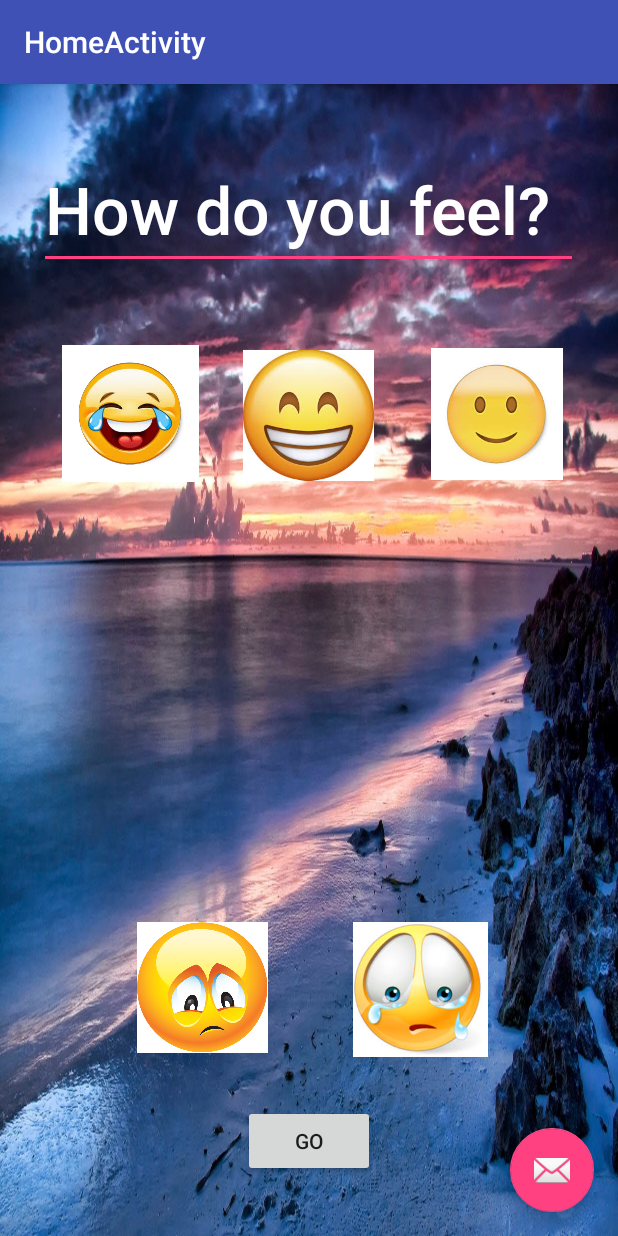
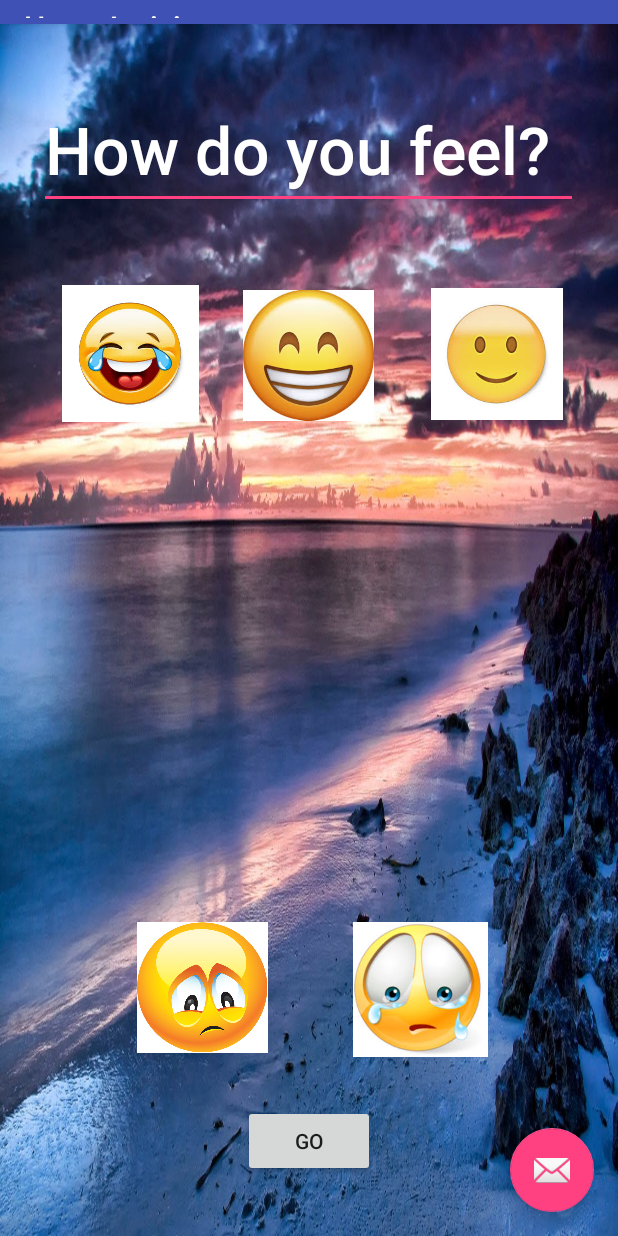
Before and after one commit to vladimirfomene/Moodify, an Android app: the screen it shows after launch (HomeActivity), on a phone screen of 412 x 824 dp. Run offline under Robolectric (Android 15) with nearby library versions, the phone set to English and light mode, and no system bars; 1 statement that could not run was skipped.

Commit message:
UI fixes

```diff
--- a/app/src/main/java/com/moodify/moodify/HomeActivity.java
+++ b/app/src/main/java/com/moodify/moodify/HomeActivity.java
@@ -1,11 +1,13 @@
 package com.moodify.moodify;
 
 import android.content.Intent;
+import android.media.Image;
 import android.os.Bundle;
 import android.support.v7.app.AppCompatActivity;
 import android.support.v7.widget.Toolbar;
 import android.view.View;
 import android.widget.Button;
+import android.widget.ImageView;
 
 public class HomeActivity extends AppCompatActivity {
 
@@ -17,11 +19,11 @@ public class HomeActivity extends AppCompatActivity {
         Toolbar toolbar = (Toolbar) findViewById(R.id.toolbar);
         setSupportActionBar(toolbar);
 
-         Button Red = (Button) findViewById(R.id.red);
-         Button Orange = (Button) findViewById(R.id.orange);
-         Button Yellow = (Button) findViewById(R.id.yellow);
-         Button Lgreen = (Button) findViewById(R.id.lgreen);
-         Button Dgreen = (Button) findViewById(R.id.dgreen);
+         ImageView Red = (ImageView) findViewById(R.id.one);
+         ImageView Orange = (ImageView) findViewById(R.id.orange);
+         ImageView Yellow = (ImageView) findViewById(R.id.yellow);
+         ImageView Lgreen = (ImageView) findViewById(R.id.lgreen);
+         ImageView Dgreen = (ImageView) findViewById(R.id.dgreen);
 
         Red.setOnClickListener(new View.OnClickListener() {
             public void onClick(View v) {
--- a/app/src/main/res/layout/activity_home.xml
+++ b/app/src/main/res/layout/activity_home.xml
@@ -14,8 +14,8 @@
         <android.support.v7.widget.Toolbar
             android:id="@+id/toolbar"
             android:layout_width="match_parent"
-            android:layout_height="?attr/actionBarSize"
-            android:background="?attr/colorPrimary"
+            android:layout_height="@dimen/actionBarSize"
+            android:background="@color/colorPrimary"
             app:popupTheme="@style/AppTheme.PopupOverlay" />
 
     </android.support.design.widget.AppBarLayout>
--- a/app/src/main/res/layout/content_home.xml
+++ b/app/src/main/res/layout/content_home.xml
@@ -14,7 +14,8 @@
         android:layout_height="match_parent"
         android:visibility="visible"
         tools:layout_editor_absoluteX="0dp"
-        tools:layout_editor_absoluteY="0dp">
+        tools:layout_editor_absoluteY="0dp"
+        tools:ignore="MissingConstraints">
 
         <EditText
             android:id="@+id/editText4"
@@ -46,7 +47,9 @@
             android:layout_alignBottom="@+id/lgreen"
             android:layout_alignParentStart="true"
             android:layout_marginStart="34dp"
-            app:srcCompat="@drawable/one" />
+            app:srcCompat="@drawable/one"
+            android:layout_alignParentLeft="true"
+            android:layout_marginLeft="34dp" />
 
         <ImageView
             android:id="@+id/orange"
@@ -55,7 +58,9 @@
             android:layout_alignParentStart="true"
             android:layout_alignTop="@+id/red"
             android:layout_marginStart="88dp"
-            app:srcCompat="@drawable/four" />
+            app:srcCompat="@drawable/four"
+            android:layout_alignParentLeft="true"
+            android:layout_marginLeft="88dp" />
 
         <ImageView
             android:id="@+id/red"
@@ -65,7 +70,9 @@
             android:layout_alignParentEnd="true"
             android:layout_marginBottom="119dp"
             android:layout_marginEnd="86dp"
-            app:srcCompat="@drawable/five" />
+            app:srcCompat="@drawable/five"
+            android:layout_alignParentRight="true"
+            android:layout_marginRight="86dp" />
 
         <ImageView
             android:id="@+id/dgreen"
@@ -74,7 +81,9 @@
             android:layout_alignParentEnd="true"
             android:layout_alignTop="@+id/lgreen"
             android:layout_marginEnd="24dp"
-            app:srcCompat="@drawable/three" />
+            app:srcCompat="@drawable/three"
+            android:layout_alignParentRight="true"
+            android:layout_marginRight="24dp" />
 
         <Button
             android:id="@+id/button2"
--- a/app/src/main/res/values/dimens.xml
+++ b/app/src/main/res/values/dimens.xml
@@ -1,3 +1,4 @@
 <resources>
     <dimen name="fab_margin">16dp</dimen>
+    <dimen name="actionBarSize">16dp</dimen>
 </resources>
```
Also changed, not shown: app/src/main/res/drawable/1.png (deleted), app/src/main/res/drawable/2.jpg (deleted), app/src/main/res/drawable/3.png (deleted), app/src/main/res/drawable/4.jpg (deleted), app/src/main/res/drawable/4.png (deleted), app/src/main/res/drawable/5.jpg (deleted).
